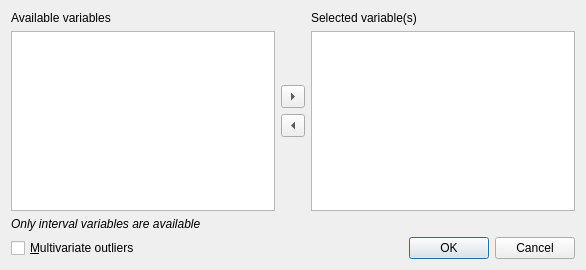
First picture: the form in cogstat/ui/filter_outlier.ui, repository cogstat/cogstat, before the edit.
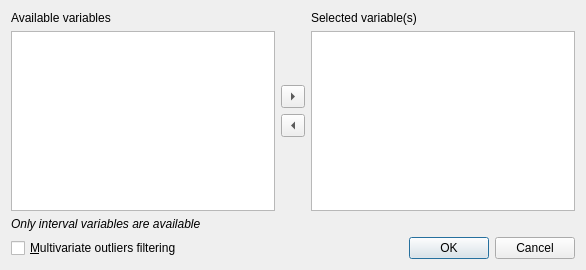
Second picture: the form after the edit.

The edit to the form file:
```diff
--- a/cogstat/ui/filter_outlier.ui
+++ b/cogstat/ui/filter_outlier.ui
@@ -131,7 +131,7 @@
    <item row="3" column="0">
     <widget class="QCheckBox" name="multivariate_outliers">
      <property name="text">
-      <string>&amp;Multivariate outliers</string>
+      <string>&amp;Multivariate outliers filtering</string>
      </property>
     </widget>
    </item>
```
